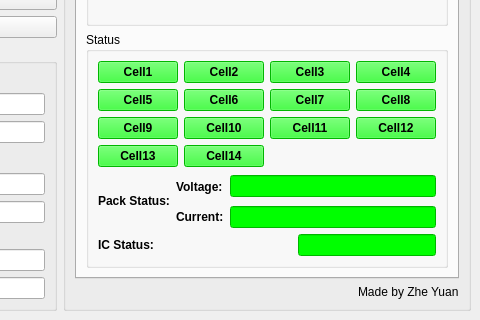
Qt form BMS_GUI.ui (Zyuangeorge/Third_year_project) before a commit; both pictures show x 320 to 800 and y 303 to 623 of the 800 by 623 pixel window.
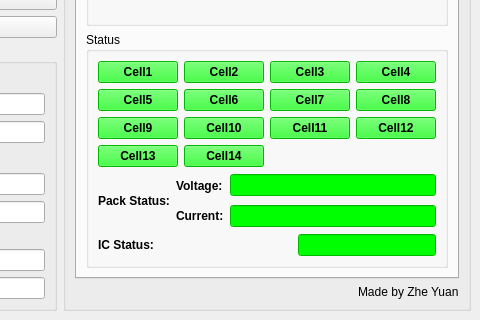
The same form after that commit. The open tabs and pages were chosen to show the change.

What changed in the file:
```diff
--- a/BMS_GUI.ui
+++ b/BMS_GUI.ui
@@ -1006,7 +1006,7 @@
               </item>
               <item>
                <layout class="QGridLayout" name="PackStatusLayout">
-                <item row="0" column="0" rowspan="3">
+                <item row="0" column="0" rowspan="4">
                  <widget class="QLabel" name="packStatusLabel">
                   <property name="font">
                    <font>
@@ -1019,21 +1019,8 @@
                   </property>
                  </widget>
                 </item>
-                <item row="2" column="3">
-                 <widget class="QLineEdit" name="packVoltageStatusDisplay">
-                  <property name="mouseTracking">
-                   <bool>false</bool>
-                  </property>
-                  <property name="acceptDrops">
-                   <bool>false</bool>
-                  </property>
-                  <property name="styleSheet">
-                   <string notr="true">background-color: rgb(0, 255, 0);</string>
-                  </property>
-                 </widget>
-                </item>
-                <item row="2" column="1" colspan="2">
-                 <widget class="QLabel" name="packCurrentStatusLabel">
+                <item row="0" column="1" rowspan="2" colspan="2">
+                 <widget class="QLabel" name="packVoltageStatusLabel">
                   <property name="font">
                    <font>
                     <family>Arial</family>
@@ -1041,11 +1028,24 @@
                    </font>
                   </property>
                   <property name="text">
-                   <string>Current:</string>
+                   <string>Voltage:</string>
                   </property>
                  </widget>
                 </item>
                 <item row="0" column="3" rowspan="2">
+                 <widget class="QLineEdit" name="packVoltageStatusDisplay">
+                  <property name="mouseTracking">
+                   <bool>false</bool>
+                  </property>
+                  <property name="acceptDrops">
+                   <bool>false</bool>
+                  </property>
+                  <property name="styleSheet">
+                   <string notr="true">background-color: rgb(0, 255, 0);</string>
+                  </property>
+                 </widget>
+                </item>
+                <item row="2" column="3" rowspan="2">
                  <widget class="QLineEdit" name="packCurrentStatusDisplay">
                   <property name="sizePolicy">
                    <sizepolicy hsizetype="Expanding" vsizetype="Fixed">
@@ -1064,8 +1064,8 @@
                   </property>
                  </widget>
                 </item>
-                <item row="0" column="1" rowspan="2" colspan="2">
-                 <widget class="QLabel" name="packVoltageStatusLabel">
+                <item row="2" column="1" rowspan="2" colspan="2">
+                 <widget class="QLabel" name="packCurrentStatusLabel">
                   <property name="font">
                    <font>
                     <family>Arial</family>
@@ -1073,7 +1073,7 @@
                    </font>
                   </property>
                   <property name="text">
-                   <string>Voltage:</string>
+                   <string>Current:</string>
                   </property>
                  </widget>
                 </item>
```
